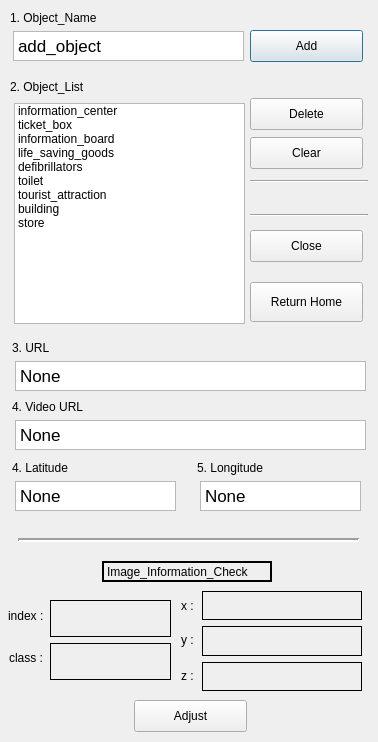
The window that secondwindow.ui (lhseop0710/SkyViewerSolution) describes before a commit, drawn with Qt 5.
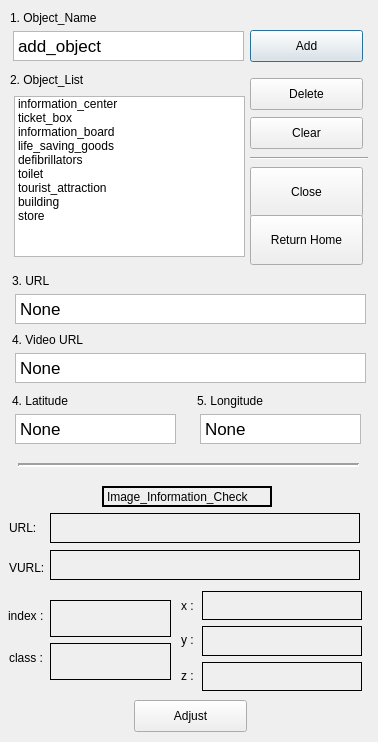
The same window after the commit.

Patch:
```diff
--- a/secondwindow.ui
+++ b/secondwindow.ui
@@ -47,9 +47,9 @@
    <property name="geometry">
     <rect>
      <x>14</x>
-     <y>103</y>
+     <y>96</y>
      <width>231</width>
-     <height>221</height>
+     <height>161</height>
     </rect>
    </property>
    <property name="dragEnabled">
@@ -124,7 +124,7 @@
    <property name="geometry">
     <rect>
      <x>250</x>
-     <y>98</y>
+     <y>78</y>
      <width>113</width>
      <height>32</height>
     </rect>
@@ -137,7 +137,7 @@
    <property name="geometry">
     <rect>
      <x>250</x>
-     <y>137</y>
+     <y>117</y>
      <width>113</width>
      <height>32</height>
     </rect>
@@ -150,7 +150,7 @@
    <property name="geometry">
     <rect>
      <x>10</x>
-     <y>77</y>
+     <y>70</y>
      <width>101</width>
      <height>20</height>
     </rect>
@@ -163,20 +163,7 @@
    <property name="geometry">
     <rect>
      <x>250</x>
-     <y>180</y>
-     <width>118</width>
-     <height>3</height>
-    </rect>
-   </property>
-   <property name="orientation">
-    <enum>Qt::Horizontal</enum>
-   </property>
-  </widget>
-  <widget class="Line" name="line_2">
-   <property name="geometry">
-    <rect>
-     <x>250</x>
-     <y>214</y>
+     <y>157</y>
      <width>118</width>
      <height>3</height>
     </rect>
@@ -202,9 +189,9 @@
    <property name="geometry">
     <rect>
      <x>250</x>
-     <y>230</y>
+     <y>167</y>
      <width>113</width>
-     <height>32</height>
+     <height>50</height>
     </rect>
    </property>
    <property name="text">
@@ -215,9 +202,9 @@
    <property name="geometry">
     <rect>
      <x>250</x>
-     <y>282</y>
+     <y>215</y>
      <width>113</width>
-     <height>40</height>
+     <height>50</height>
     </rect>
    </property>
    <property name="text">
@@ -228,7 +215,7 @@
    <property name="geometry">
     <rect>
      <x>12</x>
-     <y>340</y>
+     <y>273</y>
      <width>141</width>
      <height>16</height>
     </rect>
@@ -241,7 +228,7 @@
    <property name="geometry">
     <rect>
      <x>15</x>
-     <y>361</y>
+     <y>294</y>
      <width>351</width>
      <height>30</height>
     </rect>
@@ -258,7 +245,7 @@
    <property name="geometry">
     <rect>
      <x>12</x>
-     <y>460</y>
+     <y>393</y>
      <width>81</width>
      <height>16</height>
     </rect>
@@ -271,7 +258,7 @@
    <property name="geometry">
     <rect>
      <x>15</x>
-     <y>481</y>
+     <y>414</y>
      <width>161</width>
      <height>30</height>
     </rect>
@@ -288,7 +275,7 @@
    <property name="geometry">
     <rect>
      <x>102</x>
-     <y>561</y>
+     <y>486</y>
      <width>170</width>
      <height>21</height>
     </rect>
@@ -310,7 +297,7 @@
    <property name="geometry">
     <rect>
      <x>18</x>
-     <y>532</y>
+     <y>457</y>
      <width>341</width>
      <height>16</height>
     </rect>
@@ -352,7 +339,7 @@
    <property name="geometry">
     <rect>
      <x>197</x>
-     <y>460</y>
+     <y>393</y>
      <width>81</width>
      <height>16</height>
     </rect>
@@ -365,7 +352,7 @@
    <property name="geometry">
     <rect>
      <x>200</x>
-     <y>481</y>
+     <y>414</y>
      <width>161</width>
      <height>30</height>
     </rect>
@@ -495,7 +482,7 @@
    <property name="geometry">
     <rect>
      <x>12</x>
-     <y>399</y>
+     <y>332</y>
      <width>141</width>
      <height>16</height>
     </rect>
@@ -508,7 +495,7 @@
    <property name="geometry">
     <rect>
      <x>15</x>
-     <y>420</y>
+     <y>353</y>
      <width>351</width>
      <height>30</height>
     </rect>
@@ -521,6 +508,64 @@
 &lt;p style=&quot; margin-top:0px; margin-bottom:0px; margin-left:0px; margin-right:0px; -qt-block-indent:0; text-indent:0px;&quot;&gt;None&lt;/p&gt;&lt;/body&gt;&lt;/html&gt;</string>
    </property>
   </widget>
+  <widget class="QLabel" name="label_14">
+   <property name="geometry">
+    <rect>
+     <x>9</x>
+     <y>520</y>
+     <width>31</width>
+     <height>16</height>
+    </rect>
+   </property>
+   <property name="text">
+    <string>URL:</string>
+   </property>
+  </widget>
+  <widget class="QLabel" name="url_label">
+   <property name="geometry">
+    <rect>
+     <x>50</x>
+     <y>513</y>
+     <width>310</width>
+     <height>30</height>
+    </rect>
+   </property>
+   <property name="frameShape">
+    <enum>QFrame::Box</enum>
+   </property>
+   <property name="text">
+    <string/>
+   </property>
+  </widget>
+  <widget class="QLabel" name="label_15">
+   <property name="geometry">
+    <rect>
+     <x>9</x>
+     <y>560</y>
+     <width>41</width>
+     <height>16</height>
+    </rect>
+   </property>
+   <property name="text">
+    <string>VURL:</string>
+   </property>
+  </widget>
+  <widget class="QLabel" name="vurl_label">
+   <property name="geometry">
+    <rect>
+     <x>50</x>
+     <y>550</y>
+     <width>310</width>
+     <height>30</height>
+    </rect>
+   </property>
+   <property name="frameShape">
+    <enum>QFrame::Box</enum>
+   </property>
+   <property name="text">
+    <string/>
+   </property>
+  </widget>
  </widget>
  <resources/>
  <connections/>
```
Left out of the diff: 2 changed lines with no effect on the pictures.
